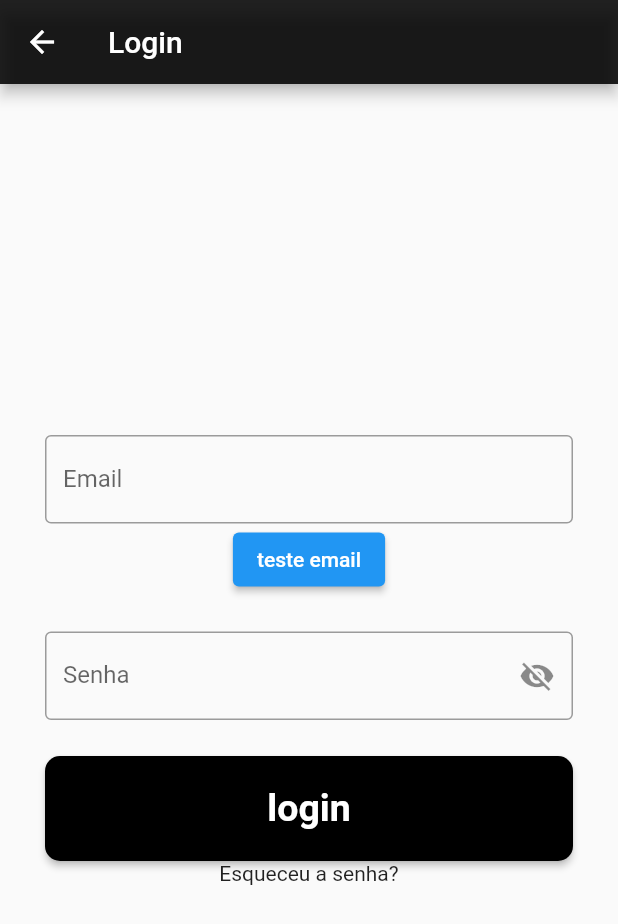
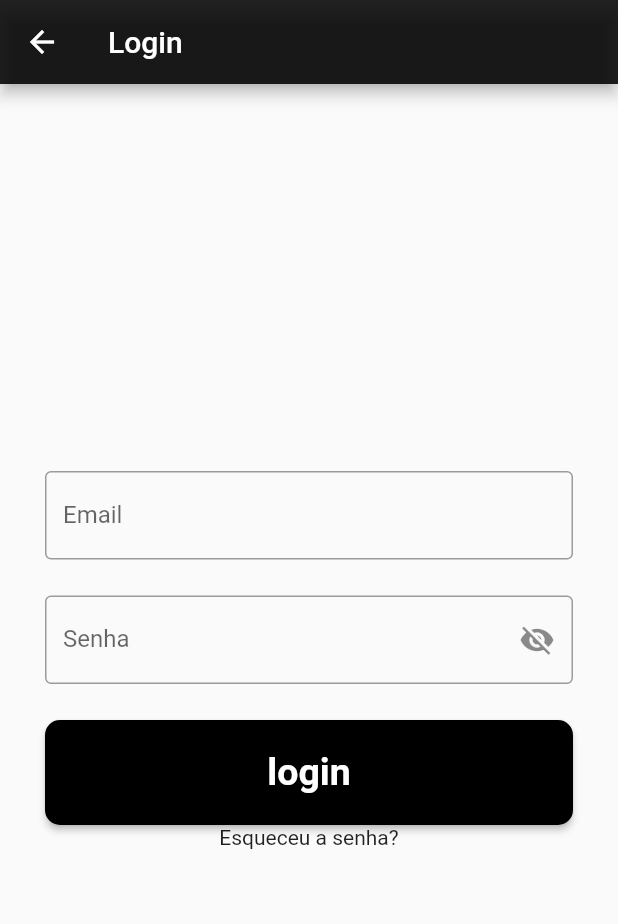
Before and after one commit to MTSKaioken/app-bagagem-smart, a Flutter app: the screen it shows after launch, after a tap on "Entrar", on a phone screen of 412 x 824 dp. Shown: the top 924 px of the screen. Run offline on Flutter 3.47's test engine with Material 2 defaults, Android fonts, the phone set to English and light mode, and no system bars; our stand-ins replace cloud_firestore, email_validator, firebase_core, image_picker, responsive_builder; accounts and stored records are empty; network calls fail.

Commit message:
WIP: rotina de login

```diff
--- a/lib/components/CampoEmail.dart
+++ b/lib/components/CampoEmail.dart
@@ -1,5 +1,8 @@
-import 'package:flutter/cupertino.dart';
+import 'package:cloud_firestore/cloud_firestore.dart';
+import 'package:firebase_core/firebase_core.dart';
 import 'package:flutter/material.dart';
+import 'package:email_validator/email_validator.dart';
+import 'dart:core';
 
 class CampoEmail extends StatefulWidget {
   @override
@@ -9,9 +12,13 @@ class CampoEmail extends StatefulWidget {
 class _CampoEmail extends State<CampoEmail> {
   TextEditingController _emailEditingController = TextEditingController();
   TextEditingController _senhaEditingController = TextEditingController();
+  bool isPasswordVisible = false;
 
-  @override
-  void setState(VoidCallback fn) {}
+  void togglePasswordVisibility() {
+    setState(() {
+      isPasswordVisible = !isPasswordVisible;
+    });
+  }
 
   String getEmail() {
     return _emailEditingController.text;
@@ -21,9 +28,30 @@ class _CampoEmail extends State<CampoEmail> {
     return _senhaEditingController.text;
   }
 
+  String? _validarEmail(String? valueField) {
+    if (EmailValidator.validate(valueField!)) {
+      return null;
+    } else {
+      return "Email inválido!";
+    }
+  }
+
+  String? _validarSenha(String? valueField) {
+    //todo passar essa rotina para o cadastro
+    RegExp temDigito = RegExp(r'(?=.*\d)');
+    RegExp temSmallCase = RegExp(r'(?=.*[a-z])');
+    RegExp temUpperCase = RegExp(r'(?=.*[A-Z])');
+    RegExp temCaracterEspecial = RegExp(r'(?=.*[$*&@#])');
+    RegExp temOitoCaracteres = RegExp(r'[0-9a-zA-Z$*&@#]{8,}');
+
+    return null;
+  }
+
   @override
   Widget build(BuildContext context) {
     return Column(
+      mainAxisAlignment: MainAxisAlignment.center,
+      crossAxisAlignment: CrossAxisAlignment.center,
       children: [
         Center(
           child: TextFormField(
@@ -32,17 +60,63 @@ class _CampoEmail extends State<CampoEmail> {
               labelText: 'Email',
               border: OutlineInputBorder(),
             ),
+            validator: _validarEmail,
+            autovalidateMode: AutovalidateMode.onUserInteraction,
           ),
         ),
+        Container(
+          alignment: Alignment.bottomCenter,
+          margin: EdgeInsets.only(top: 24),
+        ),
+        Center(
+          child: TextFormField(
+            obscureText: !isPasswordVisible,
+            validator: _validarSenha,
+            autovalidateMode: AutovalidateMode.onUserInteraction,
+            decoration: InputDecoration(
+              labelText: 'Senha',
+              border: OutlineInputBorder(),
+              suffixIcon: IconButton(
+                onPressed: togglePasswordVisibility,
+                icon: isPasswordVisible
+                    ? Icon(Icons.visibility)
+                    : Icon(Icons.visibility_off),
+              ),
+            ),
+          ),
+        ),
+        Container(
+          alignment: Alignment.bottomCenter,
+          margin: EdgeInsets.only(top: 24),
+        ),
         ElevatedButton(
-            onPressed: () async => {
-                  ScaffoldMessenger.of(context).showSnackBar(
-                    SnackBar(
-                      content: Text(getEmail()),
-                    ),
-                  ),
-                },
-            child: Text("teste email"))
+          child: Text('login'),
+          onPressed: () async => {
+            // todo if not valid notify
+            // todo logar if is valid
+
+            // final user = <String, dynamic>{
+            //   "first": "Alan",
+            //   "middle": "Mathison",
+            //   "last": "Turing",
+            //   "born": 1912
+            // };
+// Add a new document with a generated ID
+//                     db.collection("users").add(user).then((DocumentReference doc) =>
+//                         print('DocumentSnapshot added with ID: ${doc.id}'));
+
+            // todo if valid push
+            // Navigator.pushNamed(context, '/dashboard');
+          },
+          style: ElevatedButton.styleFrom(
+            padding: EdgeInsets.all(20.0),
+            fixedSize: Size(400, 70),
+            textStyle: TextStyle(fontSize: 25, fontWeight: FontWeight.bold),
+            primary: Colors.black,
+            shape:
+                RoundedRectangleBorder(borderRadius: BorderRadius.circular(10)),
+          ),
+        ),
       ],
     );
   }
--- a/lib/screens/Login.dart
+++ b/lib/screens/Login.dart
@@ -1,5 +1,4 @@
 import 'package:bagagem_smart/components/CampoEmail.dart';
-import 'package:bagagem_smart/components/CampoSenha.dart';
 import 'package:flutter/material.dart';
 
 class Login extends StatelessWidget {
@@ -31,43 +30,6 @@ class Login extends StatelessWidget {
               mainAxisAlignment: MainAxisAlignment.center,
               children: [
                 CampoEmail(),
-                Container(
-                  alignment: Alignment.bottomCenter,
-                  margin: EdgeInsets.only(top: 24),
-                ),
-                Center(
-                  child: CampoSenha(),
-                ),
-                Container(
-                  alignment: Alignment.bottomCenter,
-                  margin: EdgeInsets.only(top: 24),
-                ),
-                ElevatedButton(
-                  child: Text('login'),
-                  onPressed: () {
-                    Navigator.pushNamed(context, '/dashboard');
-                    // todo logar
-                    // var db = FirebaseFirestore.instance;
-                    // final user = <String, dynamic>{
-                    //   "first": "Alan",
-                    //   "middle": "Mathison",
-                    //   "last": "Turing",
-                    //   "born": 1912
-                    // };
-// Add a new document with a generated ID
-//                     db.collection("users").add(user).then((DocumentReference doc) =>
-//                         print('DocumentSnapshot added with ID: ${doc.id}'));
-                  },
-                  style: ElevatedButton.styleFrom(
-                    padding: EdgeInsets.all(20.0),
-                    fixedSize: Size(400, 70),
-                    textStyle:
-                        TextStyle(fontSize: 25, fontWeight: FontWeight.bold),
-                    primary: Colors.black,
-                    shape: RoundedRectangleBorder(
-                        borderRadius: BorderRadius.circular(10)),
-                  ),
-                ),
                 GestureDetector(
                   onTap: () {
                     Navigator.pushNamed(context, '/recuperacao');
--- a/pubspec.yaml
+++ b/pubspec.yaml
@@ -33,6 +33,7 @@ dependencies:
   image_picker: ^0.8.4+2
   url_launcher: ^6.0.10
   responsive_builder: ^0.7.0
+  email_validator: '^2.1.16'
 
 
   # The following adds the Cupertino Icons font to your application.
```
Also changed, not shown: pubspec.lock.
